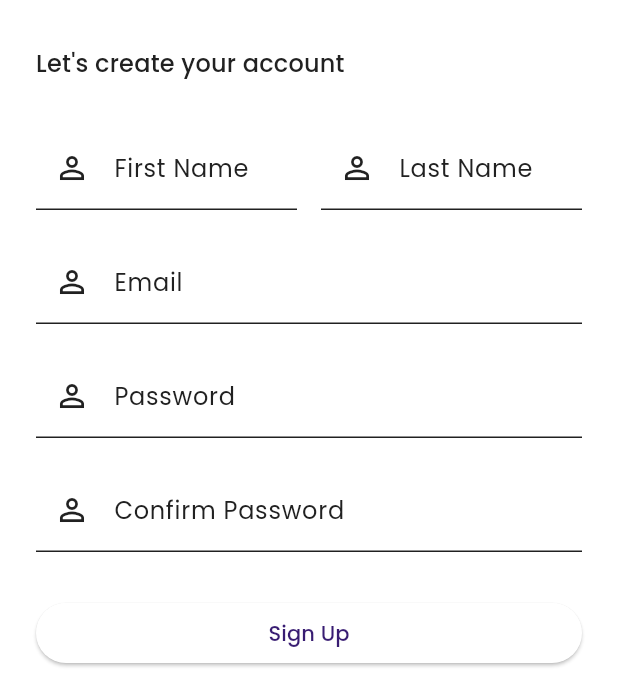
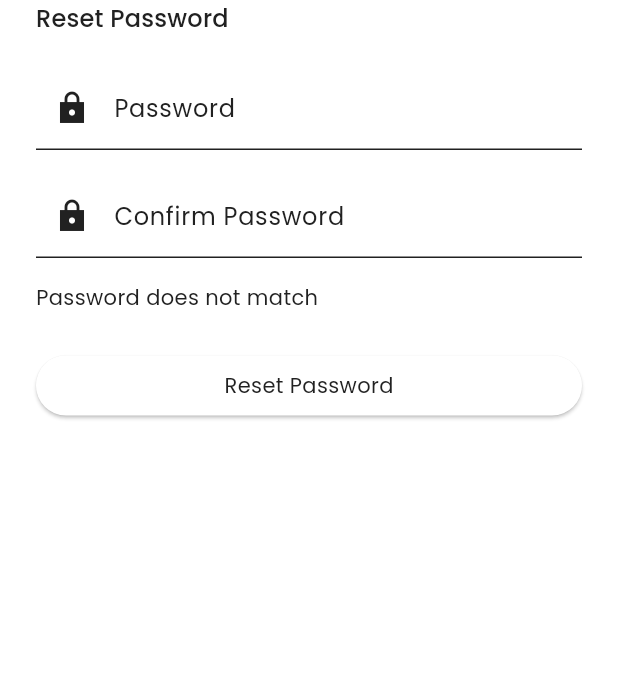
Before and after one commit to SundayOlubode/chindi, a Flutter app: the screen it shows after launch, on a phone screen of 412 x 824 dp, the part 555-1236 px from its top. Run offline on Flutter 3.47's test engine with Material 3 defaults, Android fonts, the phone set to English and light mode, and no system bars; our stand-ins replace confetti.

Commit message:
chore: reset password layout

```diff
--- a/lib/main.dart
+++ b/lib/main.dart
@@ -1,4 +1,5 @@
 import 'package:chindi_ky/routes/login.dart';
+import 'package:chindi_ky/routes/reset_password.dart';
 import 'package:chindi_ky/routes/signup.dart';
 import 'package:chindi_ky/routes/task_home.dart';
 import 'package:chindi_ky/routes/task_menu.dart';
@@ -31,7 +32,7 @@ class App extends StatelessWidget {
     return MaterialApp(
       title: 'Chindi',
       theme: _theme,
-      home: SignUpScreen(),
+      home: ResetPasswordScreen(),
     );
   }
 }
--- /dev/null
+++ b/lib/routes/reset_password.dart
@@ -0,0 +1,70 @@
+import 'package:flutter/material.dart';
+
+class ResetPasswordScreen extends StatelessWidget {
+  const ResetPasswordScreen({super.key});
+
+  @override
+  Widget build(BuildContext context) {
+    return Scaffold(
+      appBar: AppBar(),
+      body: SingleChildScrollView(
+        child: Padding(
+          padding: const EdgeInsets.all(24),
+          child: Column(
+            crossAxisAlignment: CrossAxisAlignment.start,
+            children: <Widget>[
+              const Center(
+                child: Image(
+                  image: AssetImage('assets/images/logo.png'),
+                ),
+              ),
+
+              /// FORM TITLE TEXT
+              Text('Reset Password',
+                  style: Theme.of(context).textTheme.titleMedium),
+              const SizedBox(height: 20.0),
+
+              /// FORM
+              Form(
+                child: Column(
+                  crossAxisAlignment: CrossAxisAlignment.start,
+                  children: [
+                    _buildTextFormField('Password', Icons.lock_sharp),
+                    const SizedBox(height: 16.0),
+                    _buildTextFormField('Confirm Password', Icons.lock_sharp),
+                    const SizedBox(height: 16.0),
+                    Text('Password does not match',
+                        style: Theme.of(context).textTheme.bodyMedium),
+                    const SizedBox(height: 25.0),
+
+                    /// Button
+                    SizedBox(
+                      width: double.infinity,
+                      child: ElevatedButton(
+                        onPressed: () {},
+                        child: Text('Reset Password',
+                            style: Theme.of(context).textTheme.bodyMedium),
+                      ),
+                    )
+                  ],
+                ),
+              )
+            ],
+          ),
+        ),
+      ),
+    );
+  }
+
+  Widget _buildTextFormField(String text, IconData prefixIcon,
+      [IconData? suffixIcon]) {
+    return TextFormField(
+      expands: false,
+      decoration: InputDecoration(
+        labelText: text,
+        prefixIcon: Icon(prefixIcon),
+        suffixIcon: suffixIcon != null ? Icon(suffixIcon) : null,
+      ),
+    );
+  }
+}
```
